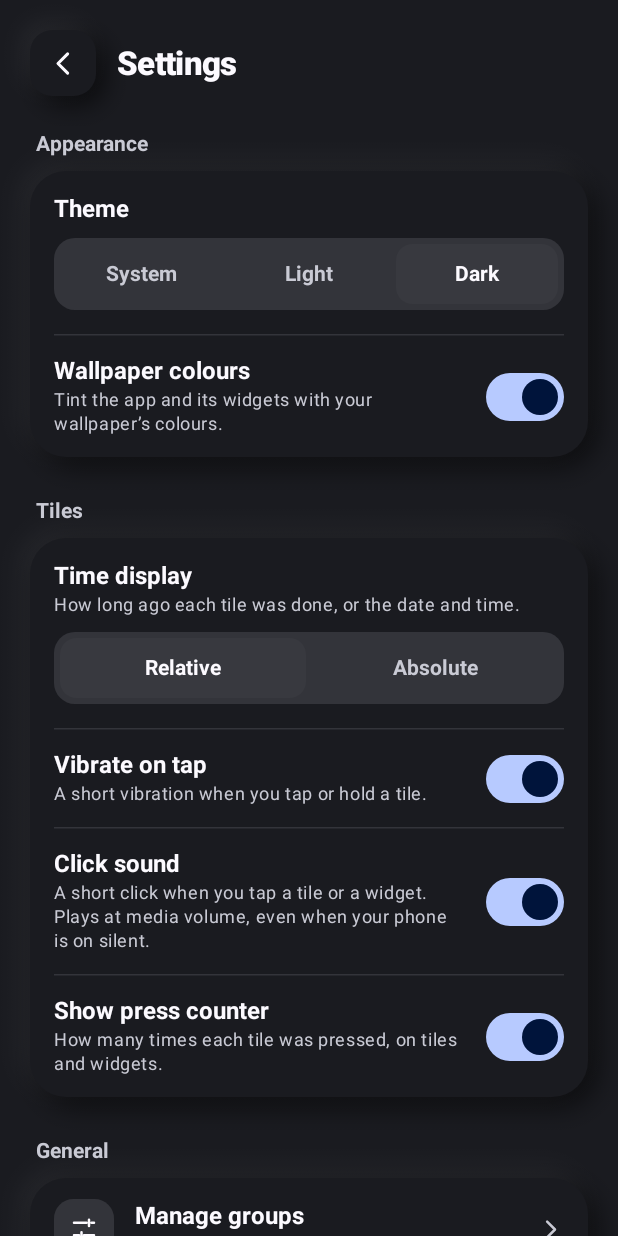
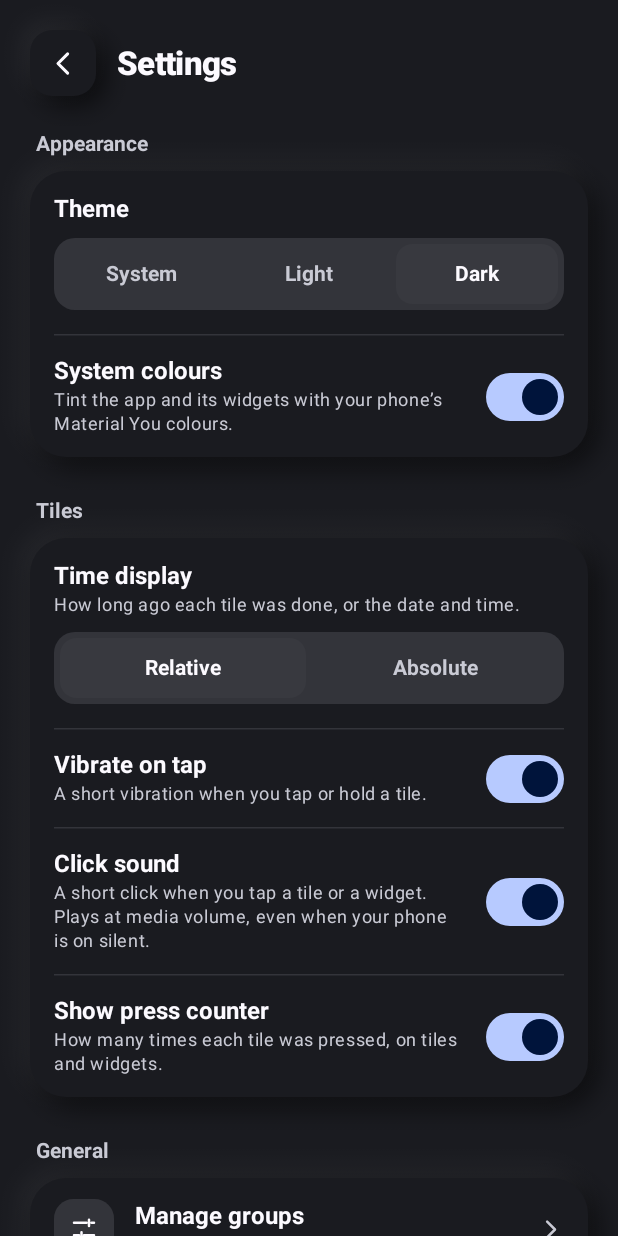
Before and after one commit to cfazilleau/KeepTrackOfLastTime, an Android app built with Jetpack Compose: the screen it shows after launch (MainActivity), after a tap on "Dark", on a phone screen of 412 x 824 dp. Run offline under Robolectric (Android 15) with nearby library versions, the phone set to English and light mode, and no system bars; our stand-ins replace Room's generated code; 3 other taps on this screen came first.

Commit message:
Rename the Material You toggle to "System colours"
The colours don't always come from the wallpaper (e.g. a chosen system
palette), so the setting, its hint and the three tile colour names no
longer mention it, in all 16 languages. Internally the setting is now
dynamicColors; its stored key stays "wallpaper_colors" so existing
settings and backups still load.

Co-Authored-By: Claude Opus 5.5 <noreply@anthropic.com>
Claude-Session: https://claude.ai/code/session_01U1uCF9obSDYzkX1g725ngo

```diff
--- a/app/src/main/java/com/keeptrack/timeclicker/TimeClickerApplication.kt
+++ b/app/src/main/java/com/keeptrack/timeclicker/TimeClickerApplication.kt
@@ -26,10 +26,10 @@ class TimeClickerApplication : Application() {
                 .drop(1) // the tiles as they are at start-up: nothing changed yet
                 .collectLatest { TileWidgets.refresh(this@TimeClickerApplication) }
         }
-        // ...and the settings they follow (press counter, wallpaper colours, time display).
+        // ...and the settings they follow (press counter, system colours, time display).
         CoroutineScope(SupervisorJob() + Dispatchers.Default).launch {
             container.settingsRepository.settings
-                .map { Triple(it.showCounter, it.wallpaperColors, it.timeDisplay) }
+                .map { Triple(it.showCounter, it.dynamicColors, it.timeDisplay) }
                 .distinctUntilChanged()
                 .drop(1)
                 .collectLatest { TileWidgets.refresh(this@TimeClickerApplication) }
--- a/app/src/main/java/com/keeptrack/timeclicker/data/BackupRepository.kt
+++ b/app/src/main/java/com/keeptrack/timeclicker/data/BackupRepository.kt
@@ -143,7 +143,7 @@ class BackupRepository(
 
     private fun settingsToJson(s: AppSettings) = JSONObject()
         .put(SettingsRepository.THEME, s.theme.key)
-        .put(SettingsRepository.WALLPAPER_COLORS, s.wallpaperColors)
+        .put(SettingsRepository.DYNAMIC_COLORS, s.dynamicColors)
         .put(SettingsRepository.TIME_DISPLAY, s.timeDisplay.key)
         .put(SettingsRepository.HAPTICS, s.haptics)
         .put(SettingsRepository.CLICK_SOUND, s.clickSound)
@@ -154,7 +154,7 @@ class BackupRepository(
         val d = AppSettings()
         return AppSettings(
             theme = ThemeMode.fromKey(json.optString(SettingsRepository.THEME, d.theme.key)),
-            wallpaperColors = json.optBoolean(SettingsRepository.WALLPAPER_COLORS, d.wallpaperColors),
+            dynamicColors = json.optBoolean(SettingsRepository.DYNAMIC_COLORS, d.dynamicColors),
             timeDisplay = TimeDisplay.fromKey(json.optString(SettingsRepository.TIME_DISPLAY, d.timeDisplay.key)),
             haptics = json.optBoolean(SettingsRepository.HAPTICS, d.haptics),
             clickSound = json.optBoolean(SettingsRepository.CLICK_SOUND, d.clickSound),
--- a/app/src/main/java/com/keeptrack/timeclicker/data/SettingsRepository.kt
+++ b/app/src/main/java/com/keeptrack/timeclicker/data/SettingsRepository.kt
@@ -30,8 +30,8 @@ enum class TimeDisplay(val key: String) {
 /** User preferences from the settings screen. */
 data class AppSettings(
     val theme: ThemeMode = ThemeMode.SYSTEM,
-    /** Android 12+: tint the app with the wallpaper's colours (Material You). */
-    val wallpaperColors: Boolean = true,
+    /** Android 12+: tint the app with the system's Material You (dynamic) colours. */
+    val dynamicColors: Boolean = true,
     val timeDisplay: TimeDisplay = TimeDisplay.RELATIVE,
     /** Vibrate when a tile is tapped or long-pressed. */
     val haptics: Boolean = true,
@@ -59,7 +59,7 @@ class SettingsRepository(context: Context) {
 
     private fun read() = AppSettings(
         theme = ThemeMode.fromKey(prefs.getString(THEME, null)),
-        wallpaperColors = prefs.getBoolean(WALLPAPER_COLORS, true),
+        dynamicColors = prefs.getBoolean(DYNAMIC_COLORS, true),
         timeDisplay = TimeDisplay.fromKey(prefs.getString(TIME_DISPLAY, null)),
         haptics = prefs.getBoolean(HAPTICS, true),
         clickSound = prefs.getBoolean(CLICK_SOUND, true),
@@ -68,7 +68,7 @@ class SettingsRepository(context: Context) {
 
     private fun write(settings: AppSettings) = prefs.edit {
         putString(THEME, settings.theme.key)
-        putBoolean(WALLPAPER_COLORS, settings.wallpaperColors)
+        putBoolean(DYNAMIC_COLORS, settings.dynamicColors)
         putString(TIME_DISPLAY, settings.timeDisplay.key)
         putBoolean(HAPTICS, settings.haptics)
         putBoolean(CLICK_SOUND, settings.clickSound)
@@ -78,7 +78,7 @@ class SettingsRepository(context: Context) {
     companion object {
         // Also the keys of the "settings" object in backups.
         const val THEME = "theme"
-        const val WALLPAPER_COLORS = "wallpaper_colors"
+        const val DYNAMIC_COLORS = "wallpaper_colors" // Old name, kept so saved settings and backups still load.
         const val TIME_DISPLAY = "time_display"
         const val HAPTICS = "haptics"
         const val CLICK_SOUND = "click_sound"
--- a/app/src/main/java/com/keeptrack/timeclicker/data/Tracker.kt
+++ b/app/src/main/java/com/keeptrack/timeclicker/data/Tracker.kt
@@ -35,11 +35,11 @@ data class TileSpec(
 enum class TileColor(val key: String) {
     SAGE("sage"), LAVENDER("lavender"), PEACH("peach"), SKY("sky"), BUTTER("butter"), ROSE("rose"),
 
-    /** Material You: follow the system (wallpaper) colours on Android 12+. */
+    /** Material You: follow the system colours on Android 12+. */
     PRIMARY("primary"), SECONDARY("secondary"), TERTIARY("tertiary");
 
     companion object {
-        /** The colours offered when editing a tile. Wallpaper colours are no longer offered; tiles using them keep them. */
+        /** The colours offered when editing a tile. System colours are no longer offered; tiles using them keep them. */
         val pickable: List<TileColor> = entries.filter { it.ordinal < PRIMARY.ordinal }
 
         fun fromKey(key: String?) = entries.firstOrNull { it.key == key } ?: SAGE
--- a/app/src/main/java/com/keeptrack/timeclicker/ui/home/EditTileSheet.kt
+++ b/app/src/main/java/com/keeptrack/timeclicker/ui/home/EditTileSheet.kt
@@ -562,9 +562,9 @@ private fun colorName(color: TileColor) = when (color) {
     TileColor.SKY -> R.string.color_sky
     TileColor.BUTTER -> R.string.color_butter
     TileColor.ROSE -> R.string.color_rose
-    TileColor.PRIMARY -> R.string.color_wallpaper_primary
-    TileColor.SECONDARY -> R.string.color_wallpaper_secondary
-    TileColor.TERTIARY -> R.string.color_wallpaper_tertiary
+    TileColor.PRIMARY -> R.string.color_system_primary
+    TileColor.SECONDARY -> R.string.color_system_secondary
+    TileColor.TERTIARY -> R.string.color_system_tertiary
 }
 
 private fun iconName(icon: TileIcon) = when (icon) {
--- a/app/src/main/java/com/keeptrack/timeclicker/ui/settings/SettingsScreen.kt
+++ b/app/src/main/java/com/keeptrack/timeclicker/ui/settings/SettingsScreen.kt
@@ -169,10 +169,10 @@ fun SettingsScreen(
                     if (supportsDynamicColor) {
                         RowDivider()
                         SwitchRow(
-                            title = stringResource(R.string.settings_wallpaper_colors),
-                            hint = stringResource(R.string.settings_wallpaper_colors_hint),
-                            checked = settings.wallpaperColors,
-                            onCheckedChange = { on -> update { it.copy(wallpaperColors = on) } },
+                            title = stringResource(R.string.settings_system_colors),
+                            hint = stringResource(R.string.settings_system_colors_hint),
+                            checked = settings.dynamicColors,
+                            onCheckedChange = { on -> update { it.copy(dynamicColors = on) } },
                         )
                     }
                 }
--- a/app/src/main/java/com/keeptrack/timeclicker/ui/theme/Theme.kt
+++ b/app/src/main/java/com/keeptrack/timeclicker/ui/theme/Theme.kt
@@ -59,7 +59,7 @@ data class TimeClickerPalette(
     /** Light source glow above-left of raised elements. */
     val highlight: Color,
     val danger: Color,
-    /** Filled selected chips and the primary button: near-black, or the wallpaper's primary colour. */
+    /** Filled selected chips and the primary button: near-black, or the system's primary colour. */
     val accent: Color,
     val onAccent: Color,
     /** The selected option in a segmented control, lifted off the field. */
@@ -138,7 +138,7 @@ private fun schemeTiles(scheme: ColorScheme, isDark: Boolean): Map<TileColor, Ti
     )
 }
 
-/** The neumorphic palette re-tinted with a dynamic (wallpaper) [scheme]. */
+/** The neumorphic palette re-tinted with a dynamic (Material You) [scheme]. */
 private fun dynamicPalette(scheme: ColorScheme, base: TimeClickerPalette): TimeClickerPalette {
     val dark = base.isDark
     val fixedTiles = base.tiles.filterKeys { it.ordinal < TileColor.PRIMARY.ordinal }.mapValues { (_, t) ->
@@ -166,11 +166,11 @@ private fun dynamicPalette(scheme: ColorScheme, base: TimeClickerPalette): TimeC
 val supportsDynamicColor: Boolean get() = Build.VERSION.SDK_INT >= Build.VERSION_CODES.S
 
 /**
- * The palette for [context]: following the wallpaper on Android 12+ when [wallpaperColors] is on,
+ * The palette for [context]: following the system's Material You colours on Android 12+ when [dynamicColors] is on,
  * the fixed one otherwise. Also used by widgets.
  */
-fun timeClickerPalette(context: Context, dark: Boolean, wallpaperColors: Boolean = true): TimeClickerPalette {
-    val dynamic = supportsDynamicColor && wallpaperColors
+fun timeClickerPalette(context: Context, dark: Boolean, dynamicColors: Boolean = true): TimeClickerPalette {
+    val dynamic = supportsDynamicColor && dynamicColors
     return when {
         dynamic && dark -> dynamicPalette(dynamicDarkColorScheme(context), DarkPalette)
         dynamic -> dynamicPalette(dynamicLightColorScheme(context), LightPalette)
@@ -231,19 +231,19 @@ fun TimeClickerTheme(settings: AppSettings, content: @Composable () -> Unit) {
         onDispose {}
     }
     CompositionLocalProvider(LocalSettings provides settings) {
-        TimeClickerTheme(darkTheme = dark, wallpaperColors = settings.wallpaperColors, content = content)
+        TimeClickerTheme(darkTheme = dark, dynamicColors = settings.dynamicColors, content = content)
     }
 }
 
 @Composable
 fun TimeClickerTheme(
     darkTheme: Boolean = isSystemInDarkTheme(),
-    wallpaperColors: Boolean = true,
+    dynamicColors: Boolean = true,
     content: @Composable () -> Unit,
 ) {
     val context = LocalContext.current
-    val palette = remember(context, darkTheme, wallpaperColors) { timeClickerPalette(context, darkTheme, wallpaperColors) }
-    val colors = if (supportsDynamicColor && wallpaperColors) {
+    val palette = remember(context, darkTheme, dynamicColors) { timeClickerPalette(context, darkTheme, dynamicColors) }
+    val colors = if (supportsDynamicColor && dynamicColors) {
         val scheme = if (darkTheme) dynamicDarkColorScheme(context) else dynamicLightColorScheme(context)
         scheme.copy(background = palette.ground, surface = palette.sheet)
     } else if (darkTheme) {
--- a/app/src/main/res/values/strings.xml
+++ b/app/src/main/res/values/strings.xml
@@ -92,10 +92,10 @@
     <string name="color_sky">Sky</string>
     <string name="color_butter">Butter</string>
     <string name="color_rose">Rose</string>
-    <!-- Material You: colours taken from the wallpaper (Android 12+), kept for tiles that already use them. -->
-    <string name="color_wallpaper_primary">Wallpaper accent</string>
-    <string name="color_wallpaper_secondary">Wallpaper soft</string>
-    <string name="color_wallpaper_tertiary">Wallpaper contrast</string>
+    <!-- Material You: the system colours (Android 12+), kept for tiles that already use them. -->
+    <string name="color_system_primary">System accent</string>
+    <string name="color_system_secondary">System soft</string>
+    <string name="color_system_tertiary">System contrast</string>
     <string name="icon_choice">Icon: %1$s</string>
     <string name="icon_none">No icon</string>
     <string name="icon_check">Check</string>
@@ -147,8 +147,8 @@
     <string name="theme_system">System</string>
     <string name="theme_light">Light</string>
     <string name="theme_dark">Dark</string>
-    <string name="settings_wallpaper_colors">Wallpaper colours</string>
-    <string name="settings_wallpaper_colors_hint">Tint the app and its widgets with your wallpaper’s colours.</string>
+    <string name="settings_system_colors">System colours</string>
+    <string name="settings_system_colors_hint">Tint the app and its widgets with your phone’s Material You colours.</string>
     <string name="settings_section_tiles">Tiles</string>
     <string name="settings_time_display">Time display</string>
     <string name="settings_time_display_hint">How long ago each tile was done, or the date and time.</string>
```
Also changed, not shown: app/src/main/java/com/keeptrack/timeclicker/widget/TileWidget.kt (+7 -7 lines), 16 other files.
